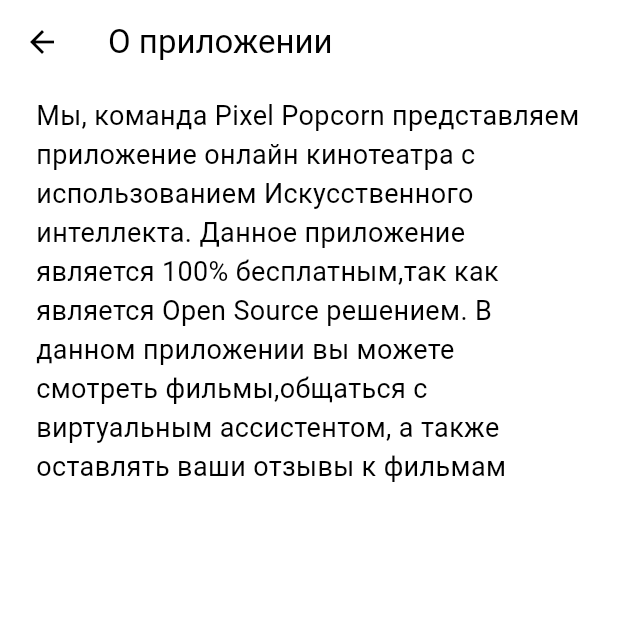
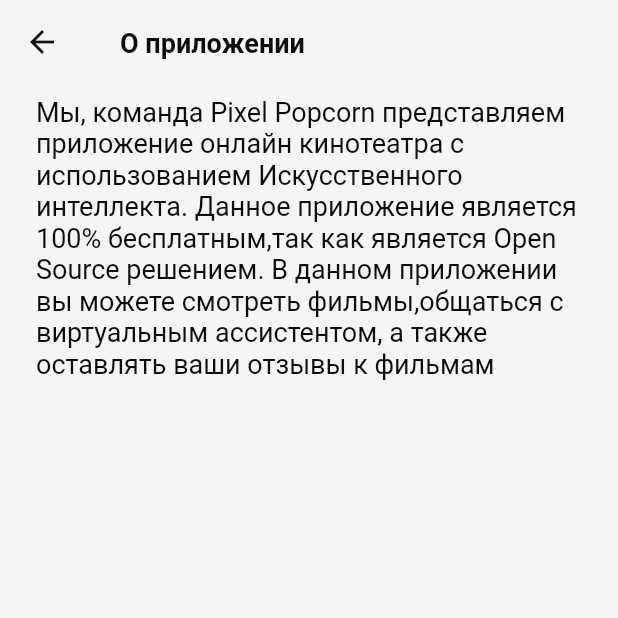
Before and after one commit to Cinema-AI-Developers/Cinema-AI-Flutter, a Flutter app: the screen it shows after launch, item 3 of the bottom bar chosen, after a tap on "О приложении", on a phone screen of 412 x 824 dp, the top half of it. Run offline on Flutter 3.47's test engine with Material 2 defaults, Android fonts, the phone set to English and light mode, and no system bars; our stand-ins replace adaptive_theme, animated_text_kit, flutter_bloc, flutter_dotenv, flutter_spinkit, persistent_bottom_nav_bar; network calls fail; Roboto replaces fonts that are missing (Montserrat).

Commit message:
Add colorscheme

```diff
--- a/lib/Widgets/ButtonWidget.dart
+++ b/lib/Widgets/ButtonWidget.dart
@@ -1,4 +1,5 @@
 import 'package:cinema_ai/Widgets/textWidget.dart';
+import 'package:cinema_ai/api/scheme/AppTheme.dart';
 import 'package:flutter/cupertino.dart';
 import 'package:flutter/material.dart';
 
@@ -21,7 +22,7 @@ class ButtonWidget extends StatelessWidget {
         shape: RoundedRectangleBorder(
           borderRadius: BorderRadius.circular(12.0),
         ),
-        color: Theme.of(context).primaryColor,
+        color: AppTheme.colors.primary,
         shadowColor: Colors.transparent,
         child: InkWell(
           borderRadius: BorderRadius.circular(12),
--- /dev/null
+++ b/lib/api/scheme/AppTextStyle.dart
@@ -0,0 +1,55 @@
+import 'package:flutter/material.dart';
+
+abstract class AppTextStyle {
+  static const _headline = TextStyle(
+    fontFamily: "Montserrat",
+    fontWeight: FontWeight.w600,
+    letterSpacing: 0,
+    decoration: TextDecoration.none,
+    textBaseline: TextBaseline.alphabetic,
+  );
+
+  static const _inter = TextStyle(
+    fontFamily: 'Inter',
+    letterSpacing: 0,
+    decoration: TextDecoration.none,
+    textBaseline: TextBaseline.alphabetic,
+  );
+
+  // When height is non-null, the line height of the span of text will be a
+  // multiple of font Size and be exactly fontSize * height logical pixels tall.
+
+  // For example, if want to have height 24.0, with font-size 20.0, we should
+  // have height property 1.2
+  static final h0 = _headline.copyWith(fontSize: 60, height: 1);
+  static final h1 = _headline.copyWith(fontSize: 48, height: 1.1);
+  static final h2 = _headline.copyWith(fontSize: 40, height: 1.2);
+  static final h3 = _headline.copyWith(fontSize: 36, height: 1.1);
+  static final h4 = _headline.copyWith(fontSize: 32, height: 1.3);
+  static final h5 = _headline.copyWith(fontSize: 24, height: 1.3);
+  static final h6 = _headline.copyWith(fontSize: 20, height: 1.2);
+  static final title = _headline.copyWith(fontSize: 18, height: 1.3);
+
+  static final titleM =
+      _inter.copyWith(fontSize: 16, fontWeight: FontWeight.w600);
+  static final titleS =
+      _inter.copyWith(fontSize: 14, fontWeight: FontWeight.w600);
+  static final buttonL =
+      _inter.copyWith(fontSize: 16, fontWeight: FontWeight.w700);
+  static final buttonS =
+      _inter.copyWith(fontSize: 14, fontWeight: FontWeight.w700);
+  static final tab = _inter.copyWith(fontSize: 14, fontWeight: FontWeight.w600);
+  static final bodyL =
+      _inter.copyWith(fontSize: 14, fontWeight: FontWeight.w500);
+  static final body =
+      _inter.copyWith(fontSize: 13, fontWeight: FontWeight.w500);
+  static final bodyBold =
+      _inter.copyWith(fontSize: 14, fontWeight: FontWeight.w700);
+  static final bodyRegular = _inter.copyWith(fontSize: 13);
+  static final captionL =
+      _inter.copyWith(fontSize: 12, fontWeight: FontWeight.w500);
+  static final captionS =
+      _inter.copyWith(fontSize: 11, fontWeight: FontWeight.w500);
+  static final chip = _inter.copyWith(
+      fontSize: 10, fontWeight: FontWeight.w700, letterSpacing: 0.50);
+}
--- /dev/null
+++ b/lib/api/scheme/AppTheme.dart
@@ -0,0 +1,151 @@
+import 'package:cinema_ai/api/scheme/AppTextStyle.dart';
+import 'package:cinema_ai/api/scheme/ThemeColors.dart';
+import 'package:flutter/material.dart';
+import 'package:flutter/services.dart';
+
+enum AppThemeType { light, dark }
+
+class AppTheme {
+  static ThemeColors darkThemeColors = ThemeColors();
+  static ThemeColors lightThemeColors = LightThemeColors();
+
+  static AppThemeType defaultThemeType = AppThemeType.dark;
+  static ThemeMode defaultThemeMode = ThemeMode.dark;
+
+  static ThemeData theme = AppTheme.getDataByThemeType();
+
+  static final darkTheme = ThemeData.dark().copyWith(
+    textTheme: ThemeData.dark().textTheme.apply(
+          bodyColor: darkThemeColors.active,
+          displayColor: darkThemeColors.active,
+        ),
+    scaffoldBackgroundColor: darkThemeColors.background01,
+    appBarTheme: AppBarTheme(
+      titleSpacing: 24,
+      backgroundColor: darkThemeColors.background01,
+      shadowColor: Colors.transparent,
+      titleTextStyle:
+          AppTextStyle.title.copyWith(color: darkThemeColors.active),
+      iconTheme: IconThemeData(color: darkThemeColors.active),
+    ),
+    bottomNavigationBarTheme:
+        ThemeData.dark().bottomNavigationBarTheme.copyWith(
+              type: BottomNavigationBarType.shifting,
+              backgroundColor: darkThemeColors.background03,
+              selectedItemColor: darkThemeColors.active,
+              unselectedItemColor: darkThemeColors.deactive,
+              selectedLabelStyle: AppTextStyle.captionL,
+              unselectedLabelStyle: AppTextStyle.captionS,
+            ),
+    colorScheme: ColorScheme(
+      background: darkThemeColors.background01,
+      brightness: Brightness.dark,
+      primary: darkThemeColors.primary,
+      secondary: darkThemeColors.background02,
+      surface: darkThemeColors.background01,
+      onBackground: darkThemeColors.active,
+      onSurface: darkThemeColors.active,
+      onError: darkThemeColors.active,
+      onPrimary: lightThemeColors.white,
+      onSecondary: darkThemeColors.active,
+      error: darkThemeColors.colorful07,
+    ),
+  );
+
+  static final lightTheme = ThemeData.light().copyWith(
+    textTheme: ThemeData.light().textTheme.apply(
+          bodyColor: lightThemeColors.active,
+          displayColor: lightThemeColors.active,
+        ),
+    scaffoldBackgroundColor: lightThemeColors.background01,
+    appBarTheme: AppBarTheme(
+      titleSpacing: 24,
+      backgroundColor: lightThemeColors.background01,
+      shadowColor: Colors.transparent,
+      titleTextStyle:
+          AppTextStyle.title.copyWith(color: lightThemeColors.active),
+      iconTheme: IconThemeData(color: lightThemeColors.active),
+    ),
+    bottomNavigationBarTheme:
+        ThemeData.light().bottomNavigationBarTheme.copyWith(
+              type: BottomNavigationBarType.shifting,
+              backgroundColor: lightThemeColors.background03,
+              selectedItemColor: lightThemeColors.active,
+              unselectedItemColor: lightThemeColors.deactive,
+              selectedLabelStyle: AppTextStyle.captionL,
+              unselectedLabelStyle: AppTextStyle.captionS,
+            ),
+    colorScheme: ColorScheme(
+      background: lightThemeColors.background01,
+      brightness: Brightness.light,
+      primary: lightThemeColors.primary,
+      secondary: lightThemeColors.background02,
+      surface: lightThemeColors.background01,
+      onBackground: lightThemeColors.active,
+      onSurface: lightThemeColors.active,
+      onError: lightThemeColors.active,
+      onPrimary: lightThemeColors.white,
+      onSecondary: lightThemeColors.active,
+      error: lightThemeColors.colorful07,
+    ),
+  );
+
+  static ThemeData getDataByThemeType({AppThemeType? themeType}) {
+    themeType ??= defaultThemeType;
+
+    switch (themeType) {
+      case AppThemeType.light:
+        return lightTheme;
+      case AppThemeType.dark:
+        return darkTheme;
+      default:
+        return darkTheme;
+    }
+  }
+
+  static ThemeMode getThemeModeByType({AppThemeType? themeType}) {
+    themeType ??= defaultThemeType;
+
+    switch (themeType) {
+      case AppThemeType.light:
+        return ThemeMode.light;
+      case AppThemeType.dark:
+        return ThemeMode.dark;
+      default:
+        return ThemeMode.dark;
+    }
+  }
+
+  static void changeThemeType(AppThemeType? themeType) {
+    defaultThemeType = themeType ?? AppThemeType.light;
+    defaultThemeMode = getThemeModeByType(themeType: defaultThemeType);
+    theme = AppTheme.getDataByThemeType();
+
+    // deleting the system status bar color and updating navigation bar color
+    // overlay
+    SystemChrome.setSystemUIOverlayStyle(SystemUiOverlayStyle(
+        statusBarColor: Colors.transparent,
+        systemNavigationBarColor: AppTheme.colors.background01));
+  }
+
+  static ThemeColors getColorsByMode({AppThemeType? themeType}) {
+    themeType ??= defaultThemeType;
+
+    switch (themeType) {
+      case AppThemeType.light:
+        return LightThemeColors();
+      case AppThemeType.dark:
+        return ThemeColors();
+      default:
+        return ThemeColors();
+    }
+  }
+
+  /// Returns the current theme data. If the theme is changed, the data will be
+  /// updated.
+  static ThemeMode get themeMode => getThemeModeByType();
+
+  /// Returns the current theme colors. If the theme is changed, the colors
+  /// will be updated.
+  static ThemeColors get colors => getColorsByMode();
+}
--- /dev/null
+++ b/lib/api/scheme/ThemeColors.dart
@@ -0,0 +1,62 @@
+import 'package:flutter/material.dart';
+import 'package:flutter/painting.dart';
+
+class ThemeColors {
+  ThemeColors();
+
+  // Primary actions, emphasizing navigation elements,
+  // backgrounds, text, etc.
+  Color get primary => const Color(0xFF246BFD);
+  Color get secondary => const Color(0xFFC25FFF);
+
+  // Backgrounds
+  Color get background01 => const Color.fromARGB(255, 25, 28, 35);
+  Color get background02 => const Color.fromARGB(255, 14, 16, 20);
+  Color get background03 => const Color.fromARGB(255, 13, 14, 18);
+
+  // Colorful
+  Color get colorful01 => const Color.fromARGB(255, 151, 81, 255);
+  Color get colorful02 => const Color(0xFFDBE9F7);
+  Color get colorful03 => const Color(0xFF0B1E51);
+  Color get colorful04 => const Color(0xFF94F0F0);
+  Color get colorful05 => const Color(0xFFA5F59C);
+  Color get colorful06 => const Color(0xFFFFDD72);
+  Color get colorful07 => const Color(0xFFFF968E);
+
+  Color get white => const Color(0xFFFFFFFF);
+
+  // States
+  Color get active => const Color(0xFFFFFFFF);
+  Color get deactive => const Color(0xFF5E6272);
+  Color get activeLightMode => const Color(0xFF200745);
+  Color get deactiveDarker => const Color(0xFF3A3D46);
+
+  LinearGradient get gradient07 =>
+      const LinearGradient(colors: [Color(0xFFBBFFE7), Color(0xFF86FFCA)]);
+}
+
+class LightThemeColors extends ThemeColors {
+  LightThemeColors();
+
+  // Backgrounds
+  @override
+  Color get background01 => const Color(0xFFF5F5F5);
+  @override
+  Color get background02 => const Color(0xFFFFFFFF);
+  @override
+  Color get background03 => const Color(0xFFF8F8F8);
+
+  // States
+  @override
+  Color get active => const Color(0xFF0D0D0D);
+  @override
+  Color get deactive => const Color(0xFF5E6272);
+  @override
+  Color get activeLightMode => const Color(0xFF200745);
+  @override
+  Color get deactiveDarker => const Color(0xFF3A3D46);
+
+  @override
+  LinearGradient get gradient07 =>
+      const LinearGradient(colors: [Color(0xFFBBFFE7), Color(0xFF86FFCA)]);
+}
--- a/lib/main.dart
+++ b/lib/main.dart
@@ -1,4 +1,5 @@
 import 'package:adaptive_theme/adaptive_theme.dart';
+import 'package:cinema_ai/api/scheme/AppTheme.dart';
 import 'package:cinema_ai/providers/ModelsProvider.dart';
 import 'package:cinema_ai/providers/PageIndexProvider.dart';
 import 'package:cinema_ai/providers/chatProvider.dart';
@@ -30,14 +31,8 @@ class MyApp extends StatelessWidget {
         ),
       ],
       child: AdaptiveTheme(
-        light: ThemeData(
-          useMaterial3: true,
-          colorScheme: const ColorScheme.light(),
-        ),
-        dark: ThemeData(
-          useMaterial3: true,
-          colorScheme: const ColorScheme.dark(),
-        ),
+        light: AppTheme.lightTheme,
+        dark: AppTheme.darkTheme,
         initial: AdaptiveThemeMode.light,
         builder: (theme, darkTheme) => MaterialApp(
           title: 'Cinema AI',
--- a/lib/pages/ChatPage.dart
+++ b/lib/pages/ChatPage.dart
@@ -5,6 +5,7 @@ import 'package:cinema_ai/Widgets/TextWidgetDialog.dart';
 import 'package:cinema_ai/Widgets/textWidget.dart';
 import 'package:cinema_ai/api/AIResponse.dart';
 import 'package:cinema_ai/Widgets/chatWidget.dart';
+import 'package:cinema_ai/api/scheme/AppTheme.dart';
 import 'package:cinema_ai/providers/ModelsProvider.dart';
 import 'package:cinema_ai/providers/chatProvider.dart';
 import 'package:flutter/cupertino.dart';
@@ -76,9 +77,9 @@ class _ChatScreenState extends State<ChatPage> {
                       )),
             ),
             if (_isTyping) ...[
-              const Material(
-                color: Colors.white,
-                child: SpinKitThreeBounce(color: Colors.black, size: 18),
+              Material(
+                color: AppTheme.colors.background01,
+                child: SpinKitThreeBounce(size: 18),
               ),
             ],
             Material(
@@ -89,7 +90,6 @@ class _ChatScreenState extends State<ChatPage> {
                     Expanded(
                       child: TextField(
                         focusNode: focusNode,
-                        style: const TextStyle(color: Colors.black),
                         controller: textEditingController,
                         onSubmitted: (value) async {
                           await sendMessage(
@@ -98,9 +98,8 @@ class _ChatScreenState extends State<ChatPage> {
                           );
                         },
                         decoration: const InputDecoration.collapsed(
-                            hintText:
-                                "Меня зовут Дэвид. Как я могу помочь вам?",
-                            hintStyle: TextStyle(color: Colors.grey)),
+                          hintText: "Меня зовут Дэвид. Как я могу помочь вам?",
+                        ),
                       ),
                     ),
                     IconButton(
```
